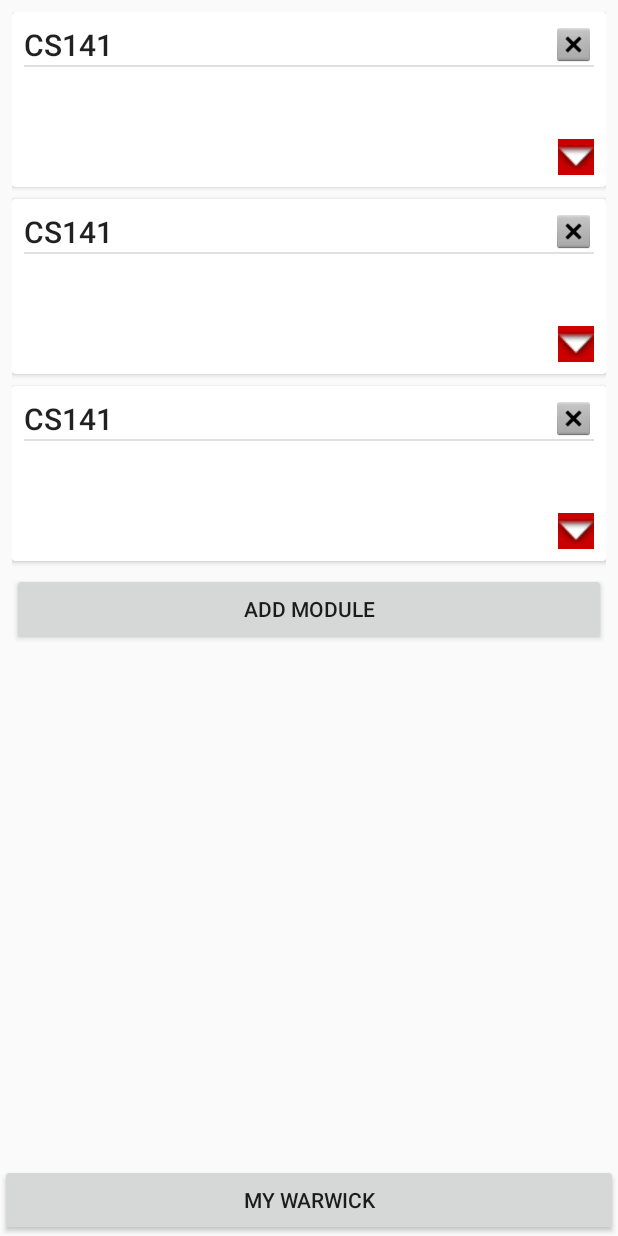
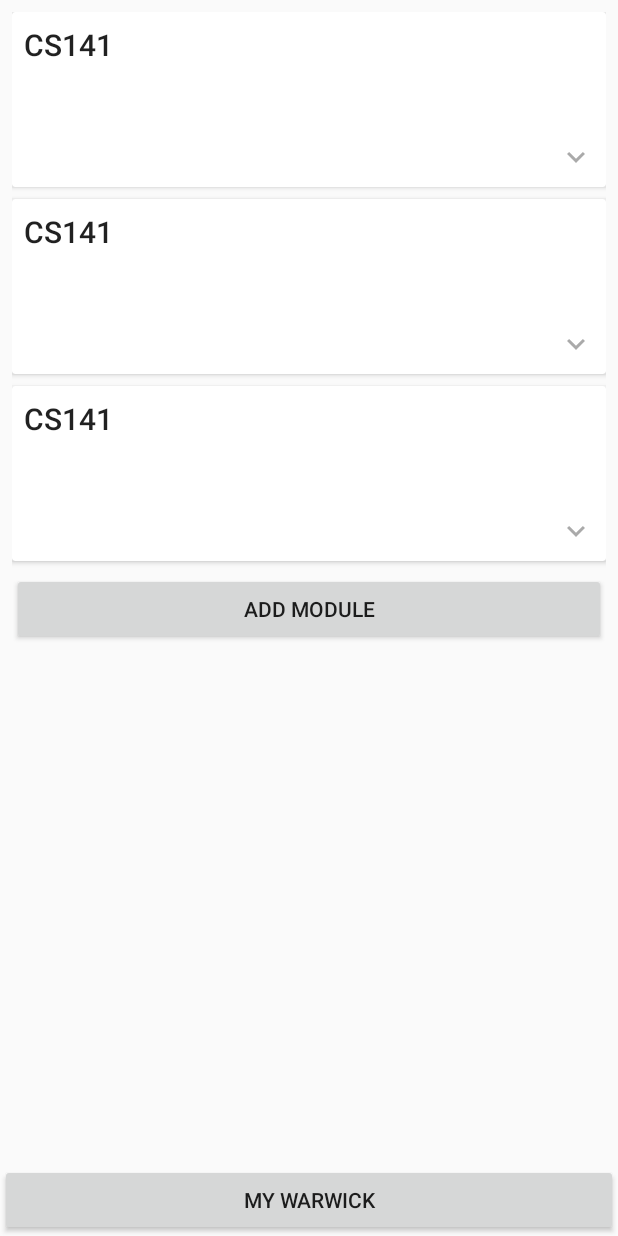
Before and after one commit to theturboturnip/warwick-browser, an Android app: the layout activity_main.xml on its own in the app's theme, with its tools: preview values and no code run, on a phone screen of 412 x 824 dp. Run offline under Robolectric (Android 15) with nearby library versions, the phone set to English and light mode, and no system bars.

Commit message:
UI updates

```diff
--- a/app/src/main/java/com/turboturnip/warwickbrowser/ui/MainActivity.java
+++ b/app/src/main/java/com/turboturnip/warwickbrowser/ui/MainActivity.java
@@ -83,7 +83,17 @@
         moduleAdapter = new ModuleViewAdapter();
         moduleDatabase.daoModules().getModules().observe(this, moduleAdapter.moduleObserver);
 
-        moduleLayout = new LinearLayoutManager(this);
+        moduleLayout = new LinearLayoutManager(this) {
+            @Override
+            public boolean canScrollHorizontally() {
+                return false;
+            }
+
+            @Override
+            public boolean canScrollVertically() {
+                return false;
+            }
+        };
         moduleLayout.setOrientation(LinearLayoutManager.VERTICAL);
 
         moduleHolder = findViewById(R.id.modules);
--- /dev/null
+++ b/app/src/main/res/drawable/ic_expand_less_black_24dp.xml
@@ -0,0 +1,9 @@
+<vector xmlns:android="http://schemas.android.com/apk/res/android"
+        android:width="24dp"
+        android:height="24dp"
+        android:viewportWidth="24.0"
+        android:viewportHeight="24.0">
+    <path
+        android:fillColor="#FF000000"
+        android:pathData="M12,8l-6,6 1.41,1.41L12,10.83l4.59,4.58L18,14z"/>
+</vector>
--- /dev/null
+++ b/app/src/main/res/drawable/ic_settings_black_24dp.xml
@@ -0,0 +1,9 @@
+<vector xmlns:android="http://schemas.android.com/apk/res/android"
+        android:width="24dp"
+        android:height="24dp"
+        android:viewportWidth="24.0"
+        android:viewportHeight="24.0">
+    <path
+        android:fillColor="#FF000000"
+        android:pathData="M19.43,12.98c0.04,-0.32 0.07,-0.64 0.07,-0.98s-0.03,-0.66 -0.07,-0.98l2.11,-1.65c0.19,-0.15 0.24,-0.42 0.12,-0.64l-2,-3.46c-0.12,-0.22 -0.39,-0.3 -0.61,-0.22l-2.49,1c-0.52,-0.4 -1.08,-0.73 -1.69,-0.98l-0.38,-2.65C14.46,2.18 14.25,2 14,2h-4c-0.25,0 -0.46,0.18 -0.49,0.42l-0.38,2.65c-0.61,0.25 -1.17,0.59 -1.69,0.98l-2.49,-1c-0.23,-0.09 -0.49,0 -0.61,0.22l-2,3.46c-0.13,0.22 -0.07,0.49 0.12,0.64l2.11,1.65c-0.04,0.32 -0.07,0.65 -0.07,0.98s0.03,0.66 0.07,0.98l-2.11,1.65c-0.19,0.15 -0.24,0.42 -0.12,0.64l2,3.46c0.12,0.22 0.39,0.3 0.61,0.22l2.49,-1c0.52,0.4 1.08,0.73 1.69,0.98l0.38,2.65c0.03,0.24 0.24,0.42 0.49,0.42h4c0.25,0 0.46,-0.18 0.49,-0.42l0.38,-2.65c0.61,-0.25 1.17,-0.59 1.69,-0.98l2.49,1c0.23,0.09 0.49,0 0.61,-0.22l2,-3.46c0.12,-0.22 0.07,-0.49 -0.12,-0.64l-2.11,-1.65zM12,15.5c-1.93,0 -3.5,-1.57 -3.5,-3.5s1.57,-3.5 3.5,-3.5 3.5,1.57 3.5,3.5 -1.57,3.5 -3.5,3.5z"/>
+</vector>
--- a/app/src/main/res/layout/activity_main.xml
+++ b/app/src/main/res/layout/activity_main.xml
@@ -6,11 +6,12 @@
     android:layout_height="match_parent"
     tools:context=".ui.MainActivity">
 
-    <ScrollView
+    <android.support.v4.widget.NestedScrollView
         android:layout_width="match_parent"
         android:layout_height="0dp"
         app:layout_constraintBottom_toTopOf="@+id/bottom_buttons"
-        app:layout_constraintTop_toTopOf="parent">
+        app:layout_constraintTop_toTopOf="parent"
+        android:overScrollMode="never">
 
         <LinearLayout
             android:layout_width="match_parent"
@@ -32,10 +33,7 @@
                 android:layout_height="wrap_content"
                 android:text="@string/add_module_button_text" />
         </LinearLayout>
-    </ScrollView>
-
-
-
+    </android.support.v4.widget.NestedScrollView>
 
     <LinearLayout
         android:id="@+id/bottom_buttons"
--- a/app/src/main/res/layout/module.xml
+++ b/app/src/main/res/layout/module.xml
@@ -21,22 +21,22 @@
             android:textAppearance="@android:style/TextAppearance.Material.Title"
             tools:text="CS141" />
 
-        <ImageView
+        <!--<ImageView
             android:id="@+id/settings_button"
-            android:layout_width="wrap_content"
-            android:layout_height="0dp"
-            android:adjustViewBounds="true"
+            android:layout_width="24dp"
+            android:layout_height="24dp"
+            android:tint="@color/fadedIcon"
             app:layout_constraintBottom_toBottomOf="@+id/title"
             app:layout_constraintEnd_toEndOf="parent"
             app:layout_constraintTop_toTopOf="parent"
-            app:srcCompat="@android:drawable/btn_dialog" />
+            app:srcCompat="@drawable/ic_settings_black_24dp" />-->
 
         <View
             android:id="@+id/divider"
             android:layout_width="wrap_content"
             android:layout_height="1dp"
-            android:background="?android:attr/listDivider"
             app:layout_constraintTop_toBottomOf="@+id/title" />
+        <!--android:background="?android:attr/listDivider"-->
 
         <android.support.v7.widget.RecyclerView
             android:id="@+id/links"
@@ -59,7 +59,7 @@
             app:layout_constraintHeight_min="20dp"
             app:layout_constraintStart_toStartOf="parent"
             app:layout_constraintTop_toBottomOf="@+id/links"
-            tools:listitem="@layout/module_file_item" />
+            tools:listitem="@layout/module_file_item"/>
 
         <ImageView
             android:id="@+id/open_files_button"
@@ -67,10 +67,11 @@
             android:layout_height="24dp"
             android:layout_weight="1"
             android:adjustViewBounds="true"
-            android:background="@android:color/holo_red_dark"
+            android:rotation="180"
+            android:tint="@color/fadedIcon"
             app:layout_constraintEnd_toEndOf="parent"
             app:layout_constraintTop_toBottomOf="@+id/links"
-            app:srcCompat="@android:drawable/arrow_down_float" />
+            app:srcCompat="@drawable/ic_expand_less_black_24dp" />
 
     </android.support.constraint.ConstraintLayout>
 
--- a/app/src/main/res/values/colors.xml
+++ b/app/src/main/res/values/colors.xml
@@ -3,4 +3,5 @@
     <color name="colorPrimary">#2962ff</color>
     <color name="colorPrimaryDark">#0039cb</color>
     <color name="colorAccent">#00e5ff</color>
+    <color name="fadedIcon">#aaffffff</color>
 </resources>
```
